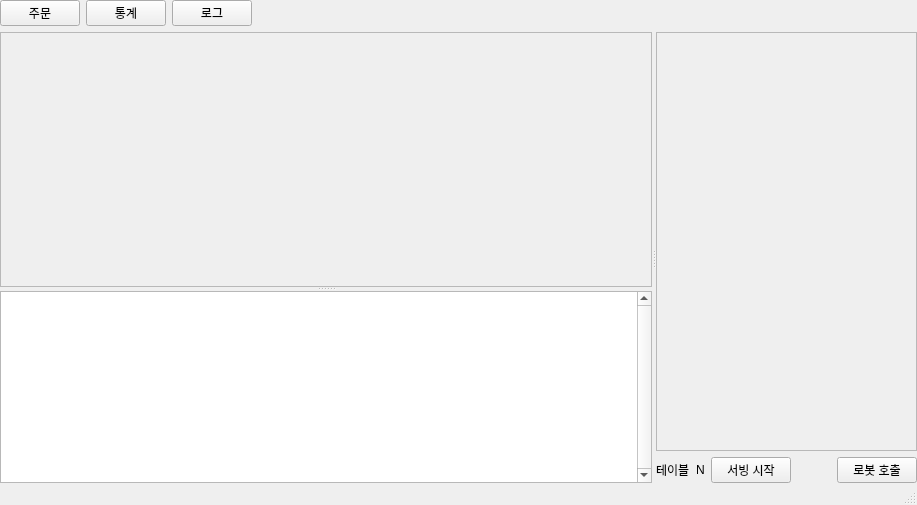
Before: the Qt Designer form src/ui/kitchen_display/widgets/MainWindow.ui in j0minjae/smart-delivery-robot, drawn with Qt 5.
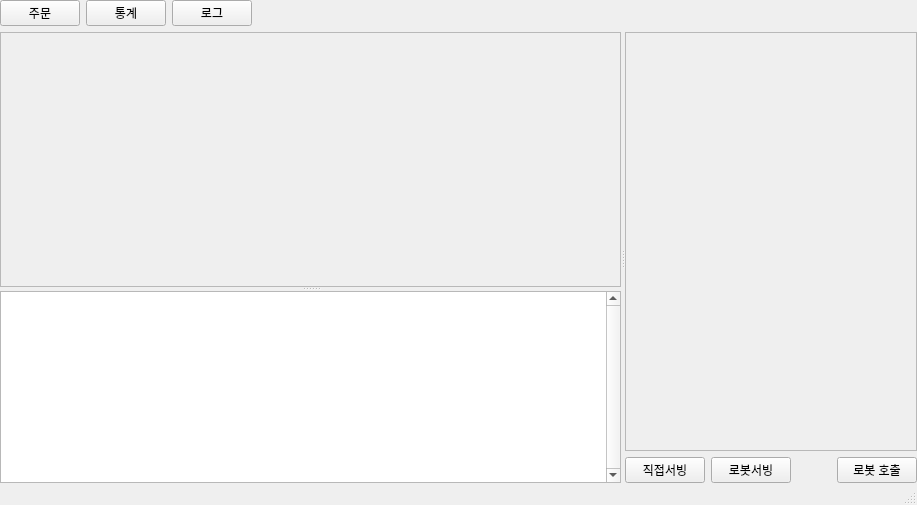
After: the same form once the commit is applied.

Commit message: feat: serve function

The edit to the form file:
```diff
--- a/src/ui/kitchen_display/widgets/MainWindow.ui
+++ b/src/ui/kitchen_display/widgets/MainWindow.ui
@@ -236,24 +236,17 @@
                </item>
                <item>
                 <layout class="QHBoxLayout" name="commands">
-                 <item>
-                  <widget class="QLabel" name="label">
-                   <property name="text">
-                    <string>테이블</string>
-                   </property>
-                  </widget>
-                 </item>
-                 <item>
-                  <widget class="QLabel" name="selected_table">
-                   <property name="text">
-                    <string>N</string>
-                   </property>
-                  </widget>
-                 </item>
                  <item>
                   <widget class="QPushButton" name="serve_btn">
                    <property name="text">
-                    <string>서빙 시작</string>
+                    <string>직접서빙</string>
+                   </property>
+                  </widget>
+                 </item>
+                 <item>
+                  <widget class="QPushButton" name="robot_serve_btn">
+                   <property name="text">
+                    <string>로봇서빙</string>
                    </property>
                   </widget>
                  </item>
```
The commit also changes 6 other files.
